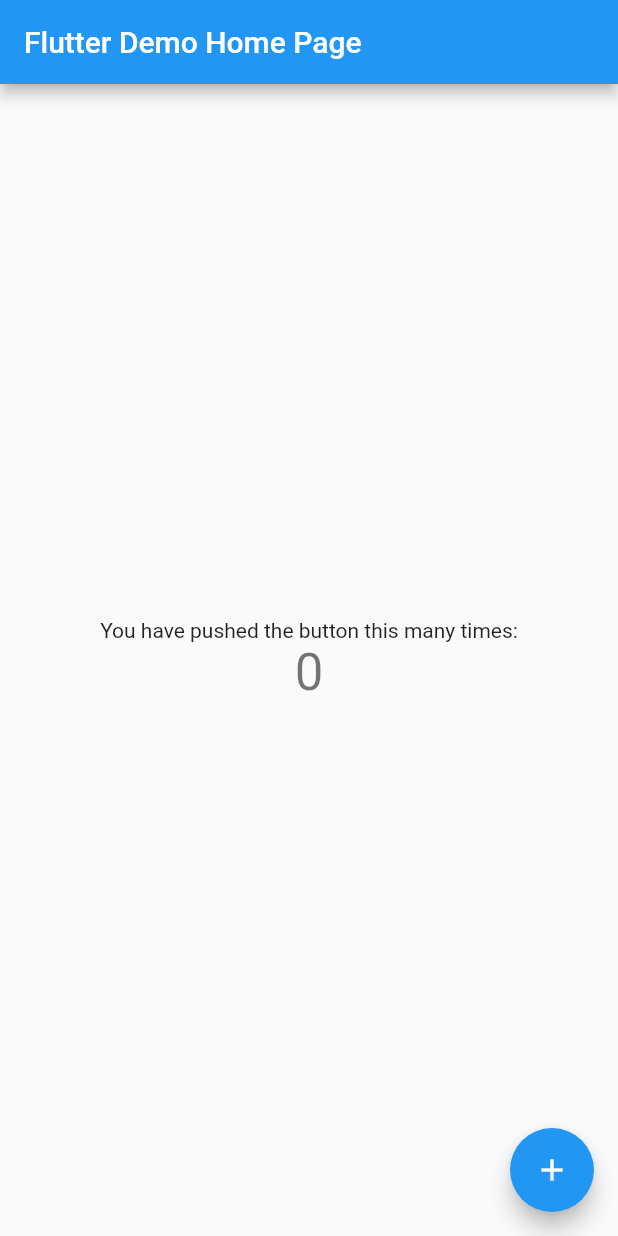
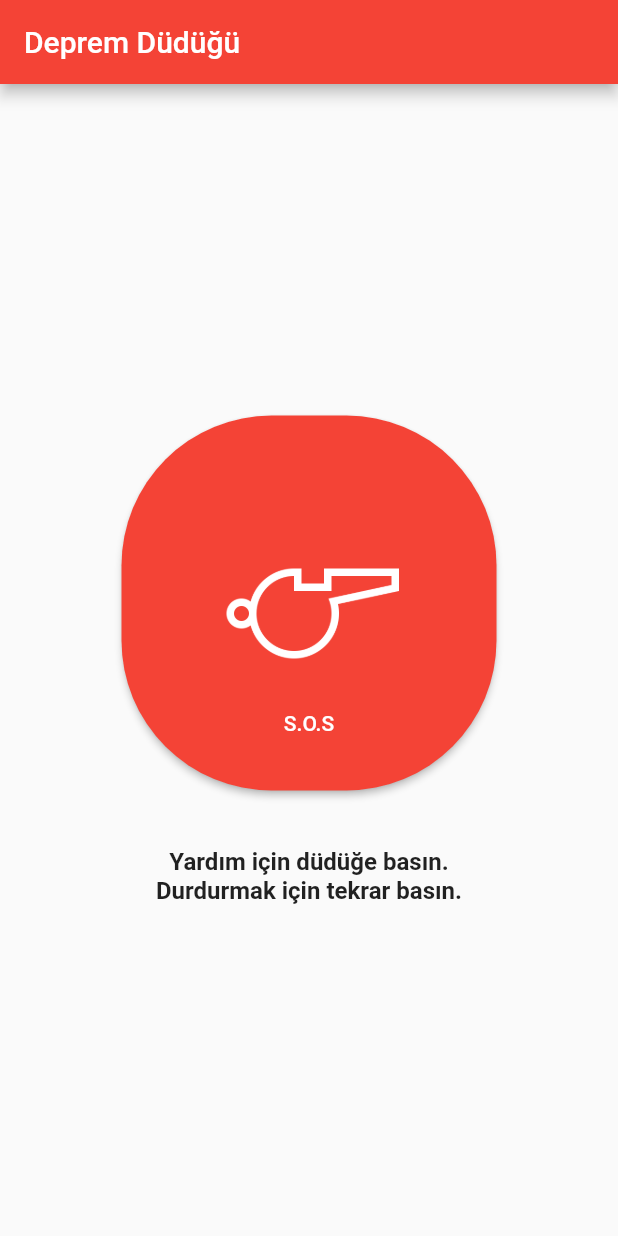
Before and after one commit to osman-koc/deprem-dudugu, a Flutter app: the screen it shows after launch, on a phone screen of 412 x 824 dp. Run offline on Flutter 3.47's test engine with Material 2 defaults, Android fonts, the phone set to English and light mode, and no system bars.

Commit message:
Uygulamaya düdük butonu eklendi & İkonlar assets'e yüklendi & audioplayer 0.8.1

```diff
--- a/lib/main.dart
+++ b/lib/main.dart
@@ -5,43 +5,22 @@
 }
 
 class MyApp extends StatelessWidget {
-  // This widget is the root of your application.
   @override
   Widget build(BuildContext context) {
     return MaterialApp(
-      title: 'Flutter Demo',
+      title: 'Deprem Düdüğü',
       theme: ThemeData(
-        // This is the theme of your application.
-        //
-        // Try running your application with "flutter run". You'll see the
-        // application has a blue toolbar. Then, without quitting the app, try
-        // changing the primarySwatch below to Colors.green and then invoke
-        // "hot reload" (press "r" in the console where you ran "flutter run",
-        // or simply save your changes to "hot reload" in a Flutter IDE).
-        // Notice that the counter didn't reset back to zero; the application
-        // is not restarted.
-        primarySwatch: Colors.blue,
-        // This makes the visual density adapt to the platform that you run
-        // the app on. For desktop platforms, the controls will be smaller and
-        // closer together (more dense) than on mobile platforms.
+        primarySwatch: Colors.red,
         visualDensity: VisualDensity.adaptivePlatformDensity,
       ),
-      home: MyHomePage(title: 'Flutter Demo Home Page'),
+      home: MyHomePage(title: 'Deprem Düdüğü'),
+      debugShowCheckedModeBanner: false,
     );
   }
 }
 
 class MyHomePage extends StatefulWidget {
   MyHomePage({Key key, this.title}) : super(key: key);
-
-  // This widget is the home page of your application. It is stateful, meaning
-  // that it has a State object (defined below) that contains fields that affect
-  // how it looks.
-
-  // This class is the configuration for the state. It holds the values (in this
-  // case the title) provided by the parent (in this case the App widget) and
-  // used by the build method of the State. Fields in a Widget subclass are
-  // always marked "final".
 
   final String title;
 
@@ -50,68 +29,47 @@
 }
 
 class _MyHomePageState extends State<MyHomePage> {
-  int _counter = 0;
+  // void _incrementCounter() {
+  //   setState(() {});
+  // }
 
-  void _incrementCounter() {
-    setState(() {
-      // This call to setState tells the Flutter framework that something has
-      // changed in this State, which causes it to rerun the build method below
-      // so that the display can reflect the updated values. If we changed
-      // _counter without calling setState(), then the build method would not be
-      // called again, and so nothing would appear to happen.
-      _counter++;
-    });
-  }
+  bool isStart = false;
 
   @override
   Widget build(BuildContext context) {
-    // This method is rerun every time setState is called, for instance as done
-    // by the _incrementCounter method above.
-    //
-    // The Flutter framework has been optimized to make rerunning build methods
-    // fast, so that you can just rebuild anything that needs updating rather
-    // than having to individually change instances of widgets.
     return Scaffold(
       appBar: AppBar(
-        // Here we take the value from the MyHomePage object that was created by
-        // the App.build method, and use it to set our appbar title.
         title: Text(widget.title),
       ),
       body: Center(
-        // Center is a layout widget. It takes a single child and positions it
-        // in the middle of the parent.
         child: Column(
-          // Column is also a layout widget. It takes a list of children and
-          // arranges them vertically. By default, it sizes itself to fit its
-          // children horizontally, and tries to be as tall as its parent.
-          //
-          // Invoke "debug painting" (press "p" in the console, choose the
-          // "Toggle Debug Paint" action from the Flutter Inspector in Android
-          // Studio, or the "Toggle Debug Paint" command in Visual Studio Code)
-          // to see the wireframe for each widget.
-          //
-          // Column has various properties to control how it sizes itself and
-          // how it positions its children. Here we use mainAxisAlignment to
-          // center the children vertically; the main axis here is the vertical
-          // axis because Columns are vertical (the cross axis would be
-          // horizontal).
           mainAxisAlignment: MainAxisAlignment.center,
           children: <Widget>[
-            Text(
-              'You have pushed the button this many times:',
+            ButtonTheme(
+              height: 250,
+              minWidth: 250,
+              shape: RoundedRectangleBorder(
+                  borderRadius: BorderRadius.circular(100)),
+              child: RaisedButton(
+                color: isStart ? Colors.grey : Colors.red,
+                onPressed: () => setState(() => isStart = !isStart),
+                child: Column(
+                  mainAxisAlignment: MainAxisAlignment.center,
+                  children: [
+                    Image.asset(isStart ? 'assets/img/whistle-01.png' : 'assets/img/whistle-01-noclick.png', width: 160),
+                    Text("S.O.S", style: TextStyle(color: Colors.white))
+                  ],
+                ),
+              ),
             ),
             Text(
-              '$_counter',
-              style: Theme.of(context).textTheme.headline4,
+              '\n\nYardım için düdüğe basın.\nDurdurmak için tekrar basın.',
+              textAlign: TextAlign.center,
+              style: TextStyle(fontSize: 16,fontWeight: FontWeight.w600),
             ),
           ],
         ),
       ),
-      floatingActionButton: FloatingActionButton(
-        onPressed: _incrementCounter,
-        tooltip: 'Increment',
-        child: Icon(Icons.add),
-      ), // This trailing comma makes auto-formatting nicer for build methods.
     );
   }
 }
```
Also changed, not shown: pubspec.yaml (+1 -8 lines), assets/img/whistle-01-noclick.png (added), assets/img/whistle-01.png (added), assets/img/whistle-02.png (added), pubspec.lock.
